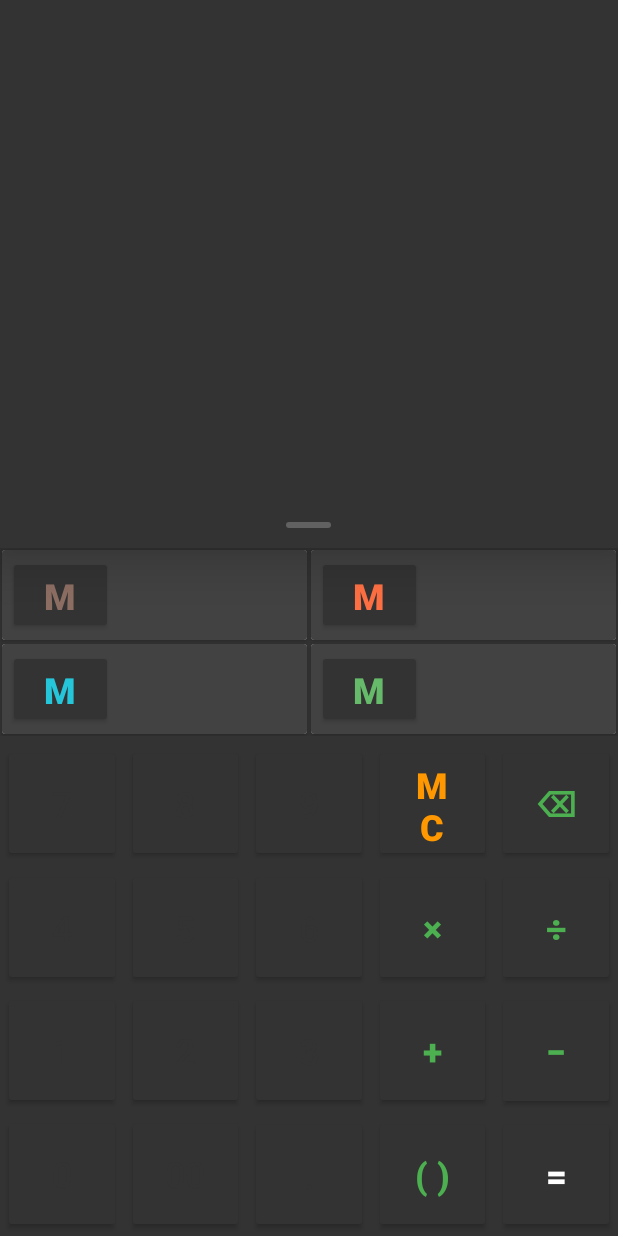
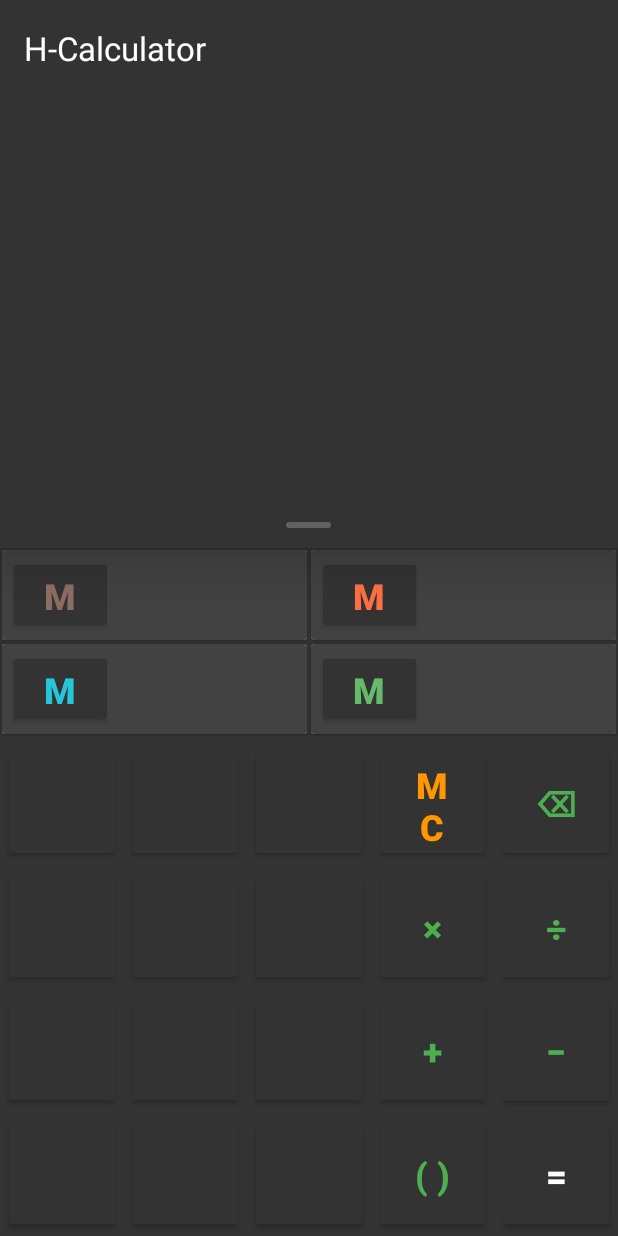
Before and after one commit to Hyuck9/H-Calculator2, an Android app: the screen it shows after launch (MainActivity), on a phone screen of 412 x 824 dp. Run offline under Robolectric (Android 15) with nearby library versions, the light colour scheme and no system bars; our stand-ins replace Dagger/Hilt's generated code, Room's generated code, Timber, data binding; libraries missing offline, so code that uses them is left out: com.jakewharton.threetenabp, com.orhanobut.logger, splitties.resources.str; plain views replace FButton; 2 statements that could not run were skipped.

Commit message:
o toolbar 추가 o navigation 추가 o 내역 전체 삭제 기능 추가

```diff
--- a/app/build.gradle
+++ b/app/build.gradle
@@ -62,6 +62,10 @@ dependencies {
     implementation "com.google.dagger:hilt-android:$hiltVersion"
     kapt "com.google.dagger:hilt-android-compiler:$hiltVersion"
 
+    // Navigation
+    implementation "androidx.navigation:navigation-fragment-ktx:$navigationVersion"
+    implementation "androidx.navigation:navigation-ui-ktx:$navigationVersion"
+
     // Splitties
     implementation "com.louiscad.splitties:splitties-resources:$splittiesVersion"
 
--- a/app/src/main/java/me/hyuck9/calculator/view/ui/CalculatorFragment.kt
+++ b/app/src/main/java/me/hyuck9/calculator/view/ui/CalculatorFragment.kt
@@ -4,12 +4,11 @@ import android.animation.AnimatorSet
 import android.animation.ObjectAnimator.ofFloat
 import android.animation.ValueAnimator
 import android.os.Bundle
-import android.view.LayoutInflater
-import android.view.View
-import android.view.ViewGroup
+import android.view.*
 import android.view.animation.AccelerateDecelerateInterpolator
 import android.widget.LinearLayout
 import android.widget.TextView
+import androidx.core.view.MenuProvider
 import androidx.core.view.isVisible
 import androidx.fragment.app.activityViewModels
 import androidx.fragment.app.viewModels
@@ -36,6 +35,8 @@ class CalculatorFragment : BaseFragment() {
 
 	private lateinit var binding: FragmentCalculatorBinding
 
+	private val mainActivity by lazy { activity as MainActivity }
+
 	override fun onCreateView(
 		inflater: LayoutInflater,
 		container: ViewGroup?,
@@ -52,6 +53,7 @@ class CalculatorFragment : BaseFragment() {
 			bindListeners()
 			addObservers()
 			setupHistoryPanel()
+			addMenuProvider()
 		}
 
 		return binding.root
@@ -113,6 +115,11 @@ class CalculatorFragment : BaseFragment() {
 				}
 				animator.start()
 				// TODO: 액티비티 액션바 handling
+				mainActivity.apply {
+					title = "History"
+					supportActionBar?.setDisplayHomeAsUpEnabled(true)
+					addMenuProvider(menuProvider)
+				}
 			}
 
 			override fun onPanelClosed(view: View) {
@@ -120,11 +127,29 @@ class CalculatorFragment : BaseFragment() {
 				historyContainer.animateWeight(historyContainer.weight(), 0.0f)
 				inputField.header.isVisible = false
 				// TODO: 액티비티 액션바 handling
+				mainActivity.apply {
+					title = "Calculator"
+					supportActionBar?.setDisplayHomeAsUpEnabled(false)
+					removeMenuProvider(menuProvider)
+				}
 			}
 
 		})
 	}
 
+	private fun FragmentCalculatorBinding.addMenuProvider() {
+		mainActivity.addMenuProvider(object : MenuProvider {
+			override fun onCreateMenu(menu: Menu, menuInflater: MenuInflater) {}
+
+			override fun onMenuItemSelected(menuItem: MenuItem): Boolean {
+				if (menuItem.itemId == android.R.id.home) {
+					draggablePanel.smoothPanelClose(300)
+					return true
+				}
+				return false
+			}
+		})
+	}
 
 	private val formulaOnTextSizeChangeListener =
 		object : CalculatorEditText.OnTextSizeChangeListener {
@@ -153,6 +178,18 @@ class CalculatorFragment : BaseFragment() {
 	}.start()
 
 
+	private val menuProvider = object : MenuProvider {
+		override fun onCreateMenu(menu: Menu, menuInflater: MenuInflater) {
+			menu.findItem(R.id.delete_history).apply {
+				isVisible = true
+				setShowAsAction(MenuItem.SHOW_AS_ACTION_ALWAYS)
+			}
+		}
+
+		override fun onMenuItemSelected(menuItem: MenuItem) = false
+
+	}
+
 
 	fun isHistoryPanelOpened() = binding.draggablePanel.isOpen()
 	fun closeHistoryPanel() = binding.draggablePanel.smoothPanelClose(300)
--- a/app/src/main/java/me/hyuck9/calculator/view/ui/MainActivity.kt
+++ b/app/src/main/java/me/hyuck9/calculator/view/ui/MainActivity.kt
@@ -1,30 +1,52 @@
 package me.hyuck9.calculator.view.ui
 
 import android.os.Bundle
-import androidx.fragment.app.commit
+import android.view.Menu
+import android.view.MenuItem
+import androidx.activity.viewModels
+import com.google.android.material.dialog.MaterialAlertDialogBuilder
 import dagger.hilt.android.AndroidEntryPoint
 import me.hyuck9.calculator.R
 import me.hyuck9.calculator.databinding.ActivityMainBinding
 import me.hyuck9.calculator.view.base.BaseActivity
+import me.hyuck9.calculator.view.viewmodel.HistoryViewModel
+import splitties.resources.str
 
 @AndroidEntryPoint
 class MainActivity : BaseActivity() {
 
 	private val binding: ActivityMainBinding by binding(R.layout.activity_main)
-	private val calculatorFragment = CalculatorFragment()
+	private val calculatorFragment: CalculatorFragment by lazy {
+		supportFragmentManager.findFragmentById(R.id.fcv_container)!!
+			.childFragmentManager
+			.fragments[0] as CalculatorFragment
+	}
+	private val historyViewModel by viewModels<HistoryViewModel>()
 
 	override fun onCreate(savedInstanceState: Bundle?) {
 		super.onCreate(savedInstanceState)
 
 		binding.apply {
-			setUpViews()
+			bindViews()
 		}
 	}
 
-	private fun setUpViews() {
-		supportFragmentManager.commit {
-			add(R.id.fcv_container, calculatorFragment, calculatorFragment.javaClass.name)
+	private fun ActivityMainBinding.bindViews() {
+		setSupportActionBar(toolbar)
+	}
+
+	override fun onCreateOptionsMenu(menu: Menu): Boolean {
+		menuInflater.inflate(R.menu.history_menu, menu)
+		return super.onCreateOptionsMenu(menu)
+	}
+
+	override fun onOptionsItemSelected(item: MenuItem): Boolean {
+		when (item.itemId) {
+			R.id.delete_history -> {
+				showDeleteHistoryDialog()
+			}
 		}
+		return super.onOptionsItemSelected(item)
 	}
 
 	override fun onBackPressed() {
@@ -36,4 +58,20 @@ class MainActivity : BaseActivity() {
 
 		super.onBackPressed()
 	}
+
+
+	private fun showDeleteHistoryDialog() {
+		MaterialAlertDialogBuilder(this)
+			.setTitle(str(R.string.dialog_title_delete))
+			.setMessage(str(R.string.dialog_message_delete))
+			.setIcon(R.drawable.ic_delete_history)
+			.setPositiveButton(android.R.string.ok) { _, _ ->
+				historyViewModel.deleteAllHistory()
+			}
+			.setNegativeButton(android.R.string.cancel) { dialog, _ ->
+				dialog.dismiss()
+			}
+			.create()
+			.show()
+	}
 }
--- a/app/src/main/java/me/hyuck9/calculator/view/viewmodel/HistoryViewModel.kt
+++ b/app/src/main/java/me/hyuck9/calculator/view/viewmodel/HistoryViewModel.kt
@@ -31,4 +31,9 @@ class HistoryViewModel @Inject constructor(
 			historyRepository.delete(history)
 		}
 
+	fun deleteAllHistory() =
+		viewModelScope.launch {
+			historyRepository.deleteAll()
+		}
+
 }
--- /dev/null
+++ b/app/src/main/res/drawable/ic_delete_history.xml
@@ -0,0 +1,5 @@
+<vector android:height="24dp" android:tint="#000000"
+    android:viewportHeight="24" android:viewportWidth="24"
+    android:width="24dp" xmlns:android="http://schemas.android.com/apk/res/android">
+    <path android:fillColor="@android:color/white" android:pathData="M6,19c0,1.1 0.9,2 2,2h8c1.1,0 2,-0.9 2,-2L18,7L6,7v12zM8,9h8v10L8,19L8,9zM15.5,4l-1,-1h-5l-1,1L5,4v2h14L19,4z"/>
+</vector>
--- /dev/null
+++ b/app/src/main/res/drawable/ic_menu_delete_history.xml
@@ -0,0 +1,5 @@
+<vector android:height="24dp" android:tint="@color/white"
+    android:viewportHeight="24" android:viewportWidth="24"
+    android:width="24dp" xmlns:android="http://schemas.android.com/apk/res/android">
+    <path android:fillColor="@android:color/white" android:pathData="M6,19c0,1.1 0.9,2 2,2h8c1.1,0 2,-0.9 2,-2L18,7L6,7v12zM8,9h8v10L8,19L8,9zM15.5,4l-1,-1h-5l-1,1L5,4v2h14L19,4z"/>
+</vector>
--- /dev/null
+++ b/app/src/main/res/drawable/ic_settings.xml
@@ -0,0 +1,5 @@
+<vector android:height="24dp" android:tint="#000000"
+    android:viewportHeight="24" android:viewportWidth="24"
+    android:width="24dp" xmlns:android="http://schemas.android.com/apk/res/android">
+    <path android:fillColor="@android:color/white" android:pathData="M19.14,12.94c0.04,-0.3 0.06,-0.61 0.06,-0.94c0,-0.32 -0.02,-0.64 -0.07,-0.94l2.03,-1.58c0.18,-0.14 0.23,-0.41 0.12,-0.61l-1.92,-3.32c-0.12,-0.22 -0.37,-0.29 -0.59,-0.22l-2.39,0.96c-0.5,-0.38 -1.03,-0.7 -1.62,-0.94L14.4,2.81c-0.04,-0.24 -0.24,-0.41 -0.48,-0.41h-3.84c-0.24,0 -0.43,0.17 -0.47,0.41L9.25,5.35C8.66,5.59 8.12,5.92 7.63,6.29L5.24,5.33c-0.22,-0.08 -0.47,0 -0.59,0.22L2.74,8.87C2.62,9.08 2.66,9.34 2.86,9.48l2.03,1.58C4.84,11.36 4.8,11.69 4.8,12s0.02,0.64 0.07,0.94l-2.03,1.58c-0.18,0.14 -0.23,0.41 -0.12,0.61l1.92,3.32c0.12,0.22 0.37,0.29 0.59,0.22l2.39,-0.96c0.5,0.38 1.03,0.7 1.62,0.94l0.36,2.54c0.05,0.24 0.24,0.41 0.48,0.41h3.84c0.24,0 0.44,-0.17 0.47,-0.41l0.36,-2.54c0.59,-0.24 1.13,-0.56 1.62,-0.94l2.39,0.96c0.22,0.08 0.47,0 0.59,-0.22l1.92,-3.32c0.12,-0.22 0.07,-0.47 -0.12,-0.61L19.14,12.94zM12,15.6c-1.98,0 -3.6,-1.62 -3.6,-3.6s1.62,-3.6 3.6,-3.6s3.6,1.62 3.6,3.6S13.98,15.6 12,15.6z"/>
+</vector>
--- a/app/src/main/res/layout/activity_main.xml
+++ b/app/src/main/res/layout/activity_main.xml
@@ -8,15 +8,33 @@
         android:layout_height="match_parent"
         tools:context=".view.ui.MainActivity">
 
+        <com.google.android.material.appbar.AppBarLayout
+            android:id="@+id/appBar"
+            android:layout_width="match_parent"
+            android:layout_height="wrap_content"
+            android:background="@color/dark_grey"
+            app:layout_constraintEnd_toEndOf="parent"
+            app:layout_constraintStart_toStartOf="parent"
+            app:layout_constraintTop_toTopOf="parent">
+
+            <androidx.appcompat.widget.Toolbar
+                android:id="@+id/toolbar"
+                android:layout_width="match_parent"
+                app:theme="@style/WhiteDrawerIconStyle"
+                android:layout_height="wrap_content" />
+
+        </com.google.android.material.appbar.AppBarLayout>
+
         <androidx.fragment.app.FragmentContainerView
             android:id="@+id/fcv_container"
+            android:name="androidx.navigation.fragment.NavHostFragment"
             android:layout_width="0dp"
             android:layout_height="0dp"
             app:layout_constraintBottom_toBottomOf="parent"
             app:layout_constraintEnd_toEndOf="parent"
             app:layout_constraintStart_toStartOf="parent"
-            app:layout_constraintTop_toTopOf="parent"
-            tools:layout="@layout/fragment_calculator" />
+            app:layout_constraintTop_toBottomOf="@id/appBar"
+            app:navGraph="@navigation/nav_graph" />
 
     </androidx.constraintlayout.widget.ConstraintLayout>
 </layout>
--- a/app/src/main/res/layout/layout_input_field.xml
+++ b/app/src/main/res/layout/layout_input_field.xml
@@ -1,6 +1,6 @@
 <?xml version="1.0" encoding="utf-8"?>
 <layout xmlns:android="http://schemas.android.com/apk/res/android"
-    xmlns:app="http://schemas.android.com/apk/res-auto">
+    xmlns:tools="http://schemas.android.com/tools">
 
     <data>
 
@@ -22,9 +22,11 @@
             android:id="@+id/header"
             android:layout_width="match_parent"
             android:layout_height="wrap_content"
+            android:paddingHorizontal="16dp"
             android:text="@string/header_current_input"
             android:textSize="20sp"
-            android:visibility="gone" />
+            android:visibility="gone"
+            tools:visibility="visible" />
 
         <me.hyuck9.calculator.view.custom.CalculatorEditText
             android:id="@+id/input"
@@ -33,7 +35,8 @@
             android:layout_height="match_parent"
             android:layout_weight="1"
             android:scrollHorizontally="true"
-            android:text="@{StringExtensionsKt.fromHtml(viewModel.inputLiveData)}" />
+            android:text="@{StringExtensionsKt.fromHtml(viewModel.inputLiveData)}"
+            tools:text="123+456" />
 
         <com.google.android.material.textview.MaterialTextView
             android:id="@+id/output"
@@ -43,10 +46,10 @@
             android:ellipsize="end"
             android:gravity="center_vertical|end"
             android:maxLines="1"
-            android:paddingStart="16dp"
-            android:paddingEnd="16dp"
+            android:paddingHorizontal="16dp"
             android:scrollHorizontally="true"
             android:text="@{viewModel.outputLiveData}"
-            android:textSize="24sp" />
+            android:textSize="24sp"
+            tools:text="579" />
     </LinearLayout>
 </layout>
--- /dev/null
+++ b/app/src/main/res/menu/history_menu.xml
@@ -0,0 +1,16 @@
+<?xml version="1.0" encoding="utf-8"?>
+<menu xmlns:android="http://schemas.android.com/apk/res/android"
+    xmlns:app="http://schemas.android.com/apk/res-auto">
+    <item
+        android:id="@+id/delete_history"
+        android:icon="@drawable/ic_menu_delete_history"
+        android:title="@string/delete_history"
+        android:visible="false"
+        app:showAsAction="never" />
+    <item
+        android:id="@+id/action_settings"
+        android:icon="@drawable/ic_settings"
+        android:title="@string/text_settings"
+        android:visible="false"
+        app:showAsAction="never" />
+</menu>
--- /dev/null
+++ b/app/src/main/res/navigation/nav_graph.xml
@@ -0,0 +1,20 @@
+<?xml version="1.0" encoding="utf-8"?>
+<navigation xmlns:android="http://schemas.android.com/apk/res/android"
+    xmlns:app="http://schemas.android.com/apk/res-auto"
+    xmlns:tools="http://schemas.android.com/tools"
+    android:id="@+id/navigation"
+    app:startDestination="@id/navHome">
+
+    <fragment
+        android:id="@+id/navHome"
+        android:name="me.hyuck9.calculator.view.ui.CalculatorFragment"
+        android:label="Calculator"
+        tools:layout="@layout/fragment_calculator" />
+
+    <fragment
+        android:id="@+id/navHistory"
+        android:name="me.hyuck9.calculator.view.ui.HistoryFragment"
+        android:label="History"
+        tools:layout="@layout/fragment_history" />
+
+</navigation>
--- a/app/src/main/res/values/strings.xml
+++ b/app/src/main/res/values/strings.xml
@@ -42,5 +42,9 @@
     <string name="text_just_now">방금 전</string>
 
     <string name="header_current_input">Current Input</string>
+    <string name="delete_history">Delete History</string>
+    <string name="text_settings">Settings</string>
+    <string name="dialog_title_delete">계산내역 전체 삭제</string>
+    <string name="dialog_message_delete">계산내역이 모두 삭제됩니다. 진행 하시겠습니까?</string>
 
 </resources>
--- a/app/src/main/res/values/styles.xml
+++ b/app/src/main/res/values/styles.xml
@@ -63,4 +63,10 @@
         <item name="maxTextSize">64sp</item>
         <item name="stepTextSize">8sp</item>
     </style>
+
+
+    <style name="WhiteDrawerIconStyle" parent="Widget.AppCompat.DrawerArrowToggle">
+        <item name="colorControlNormal">@color/white</item>
+        <item name="titleTextColor">@color/white</item>
+    </style>
 </resources>
--- a/build.gradle
+++ b/build.gradle
@@ -11,6 +11,7 @@ ext {
     lifecycleVersion = "2.5.0"
     coroutinesVersion = "1.6.2"
     hiltVersion = "2.40.1"
+    navigationVersion = "2.5.0"
     splittiesVersion = "3.0.0-rc03"
 }
 
```
